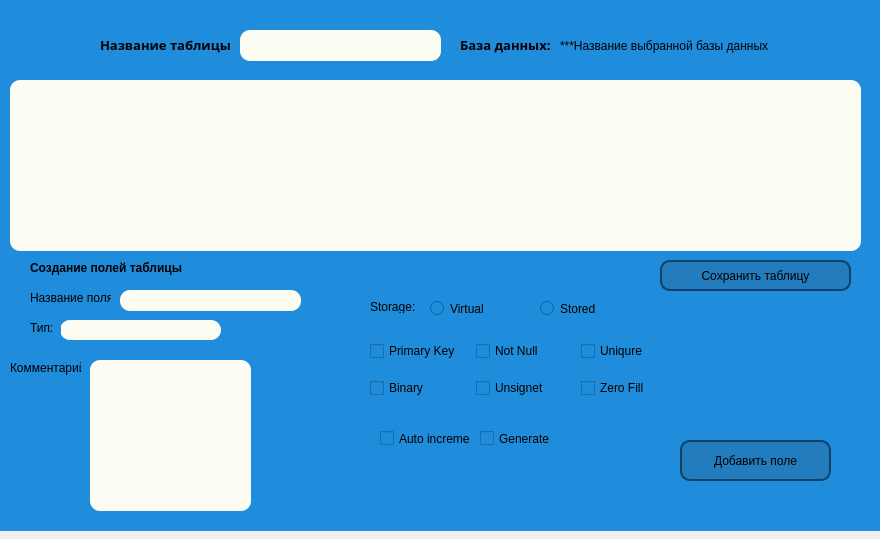
First picture: the form in Create_table.ui, repository Vova1707/VizSQL, before the edit.
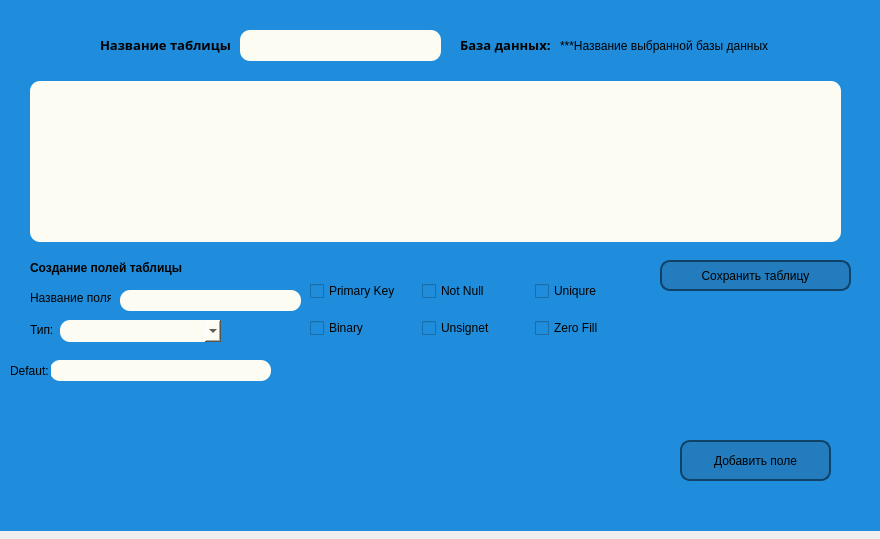
Second picture: the form after the edit.

Patch:
```diff
--- a/Create_table.ui
+++ b/Create_table.ui
@@ -61,25 +61,6 @@
         <string>Название таблицы:</string>
        </property>
       </widget>
-      <widget class="QLineEdit" name="type_pole">
-       <property name="geometry">
-        <rect>
-         <x>60</x>
-         <y>320</y>
-         <width>161</width>
-         <height>20</height>
-        </rect>
-       </property>
-       <property name="sizePolicy">
-        <sizepolicy hsizetype="Ignored" vsizetype="Fixed">
-         <horstretch>0</horstretch>
-         <verstretch>0</verstretch>
-        </sizepolicy>
-       </property>
-       <property name="styleSheet">
-        <string notr="true">background: #fcfcf2;   border-radius: 10px;</string>
-       </property>
-      </widget>
       <widget class="QLineEdit" name="name_table">
        <property name="geometry">
         <rect>
@@ -165,19 +146,6 @@
         <string>***Название выбранной базы данных</string>
        </property>
       </widget>
-      <widget class="QTableView" name="tableView">
-       <property name="geometry">
-        <rect>
-         <x>10</x>
-         <y>80</y>
-         <width>851</width>
-         <height>171</height>
-        </rect>
-       </property>
-       <property name="styleSheet">
-        <string notr="true">background: #fcfcf2;   border-radius: 10px;</string>
-       </property>
-      </widget>
       <widget class="QLabel" name="label_2">
        <property name="geometry">
         <rect>
@@ -197,7 +165,7 @@
          <x>30</x>
          <y>320</y>
          <width>31</width>
-         <height>16</height>
+         <height>20</height>
         </rect>
        </property>
        <property name="text">
@@ -251,10 +219,10 @@
       <widget class="QLineEdit" name="newuser_password_3">
        <property name="geometry">
         <rect>
-         <x>90</x>
+         <x>50</x>
          <y>360</y>
-         <width>161</width>
-         <height>151</height>
+         <width>221</width>
+         <height>21</height>
         </rect>
        </property>
        <property name="sizePolicy">
@@ -272,70 +240,24 @@
         <rect>
          <x>10</x>
          <y>360</y>
-         <width>71</width>
-         <height>16</height>
+         <width>41</width>
+         <height>21</height>
         </rect>
        </property>
        <property name="text">
-        <string>Комментарий:</string>
-       </property>
-      </widget>
-      <widget class="QLabel" name="label_6">
-       <property name="geometry">
-        <rect>
-         <x>370</x>
-         <y>300</y>
-         <width>47</width>
-         <height>13</height>
-        </rect>
-       </property>
-       <property name="text">
-        <string>Storage:</string>
-       </property>
-      </widget>
-      <widget class="QRadioButton" name="radioButton">
-       <property name="geometry">
-        <rect>
-         <x>430</x>
-         <y>300</y>
-         <width>82</width>
-         <height>17</height>
-        </rect>
-       </property>
-       <property name="text">
-        <string>Virtual</string>
-       </property>
-      </widget>
-      <widget class="QRadioButton" name="radioButton_2">
-       <property name="geometry">
-        <rect>
-         <x>540</x>
-         <y>300</y>
-         <width>82</width>
-         <height>17</height>
-        </rect>
-       </property>
-       <property name="text">
-        <string>Stored</string>
+        <string>Defaut:</string>
        </property>
       </widget>
       <widget class="QWidget" name="gridLayoutWidget_2">
        <property name="geometry">
         <rect>
-         <x>370</x>
-         <y>330</y>
-         <width>311</width>
+         <x>310</x>
+         <y>270</y>
+         <width>331</width>
          <height>80</height>
         </rect>
        </property>
        <layout class="QGridLayout" name="gridLayout_2">
-        <item row="0" column="1">
-         <widget class="QCheckBox" name="checkBox_2">
-          <property name="text">
-           <string>Not Null</string>
-          </property>
-         </widget>
-        </item>
         <item row="1" column="1">
          <widget class="QCheckBox" name="checkBox_6">
           <property name="text">
@@ -343,17 +265,10 @@
           </property>
          </widget>
         </item>
-        <item row="1" column="0">
-         <widget class="QCheckBox" name="checkBox_5">
+        <item row="0" column="1">
+         <widget class="QCheckBox" name="NotNull">
           <property name="text">
-           <string>Binary</string>
-          </property>
-         </widget>
-        </item>
-        <item row="0" column="0">
-         <widget class="QCheckBox" name="checkBox">
-          <property name="text">
-           <string>Primary Key</string>
+           <string>Not Null</string>
           </property>
          </widget>
         </item>
@@ -364,6 +279,13 @@
           </property>
          </widget>
         </item>
+        <item row="0" column="0">
+         <widget class="QCheckBox" name="PrimaryKey">
+          <property name="text">
+           <string>Primary Key</string>
+          </property>
+         </widget>
+        </item>
         <item row="1" column="2">
          <widget class="QCheckBox" name="checkBox_3">
           <property name="text">
@@ -371,32 +293,39 @@
           </property>
          </widget>
         </item>
+        <item row="1" column="0">
+         <widget class="QCheckBox" name="Binary">
+          <property name="text">
+           <string>Binary</string>
+          </property>
+         </widget>
+        </item>
        </layout>
       </widget>
-      <widget class="QCheckBox" name="checkBox_7">
+      <widget class="QTableWidget" name="table_with_pole">
        <property name="geometry">
         <rect>
-         <x>380</x>
-         <y>430</y>
-         <width>91</width>
-         <height>17</height>
+         <x>30</x>
+         <y>81</y>
+         <width>811</width>
+         <height>161</height>
         </rect>
        </property>
-       <property name="text">
-        <string>Auto increment</string>
+       <property name="styleSheet">
+        <string notr="true">background: #fcfcf2;   border-radius: 10px;</string>
        </property>
       </widget>
-      <widget class="QCheckBox" name="checkBox_8">
+      <widget class="QComboBox" name="type_pole">
        <property name="geometry">
         <rect>
-         <x>480</x>
-         <y>430</y>
-         <width>70</width>
-         <height>17</height>
+         <x>60</x>
+         <y>320</y>
+         <width>161</width>
+         <height>22</height>
         </rect>
        </property>
-       <property name="text">
-        <string>Generate</string>
+       <property name="styleSheet">
+        <string notr="true">background: #fcfcf2;   border-radius: 10px;</string>
        </property>
       </widget>
      </widget>
```
Left out of the diff: 12 changed lines with no effect on the pictures.
